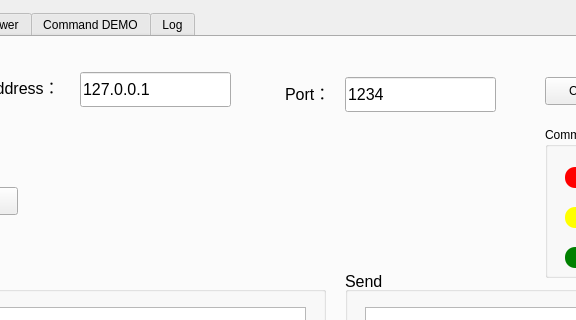
The window that widget.ui (hsinying-tsai/CT2) describes before a commit, drawn with Qt 5; both pictures show x 138 to 714 and y 0 to 320 of the 938 by 570 pixel window.
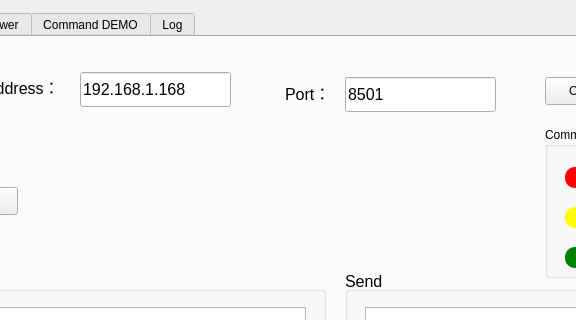
The same window after the commit. Custom widgets are drawn as their Qt base class.

Patch:
```diff
--- a/widget.ui
+++ b/widget.ui
@@ -110,7 +110,7 @@
         </font>
        </property>
        <property name="text">
-        <string>1234</string>
+        <string>8501</string>
        </property>
       </widget>
       <widget class="QLabel" name="label_2">
@@ -198,7 +198,7 @@
         </font>
        </property>
        <property name="text">
-        <string>127.0.0.1</string>
+        <string>192.168.1.168</string>
        </property>
       </widget>
       <widget class="QLabel" name="label">
```
